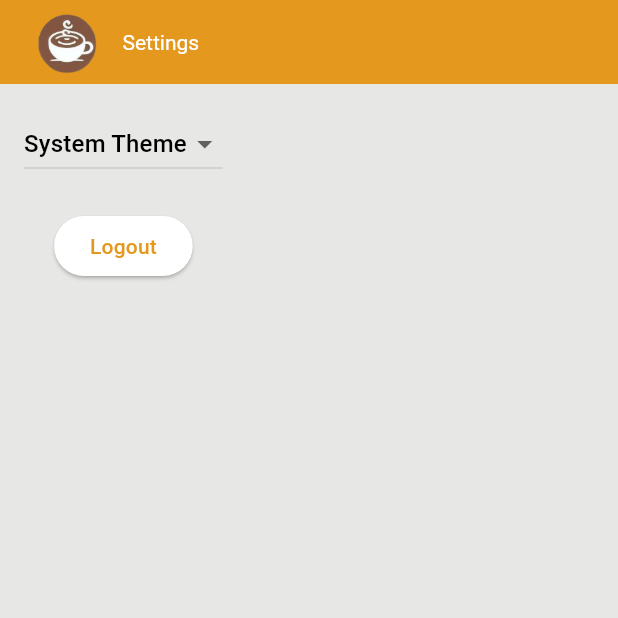
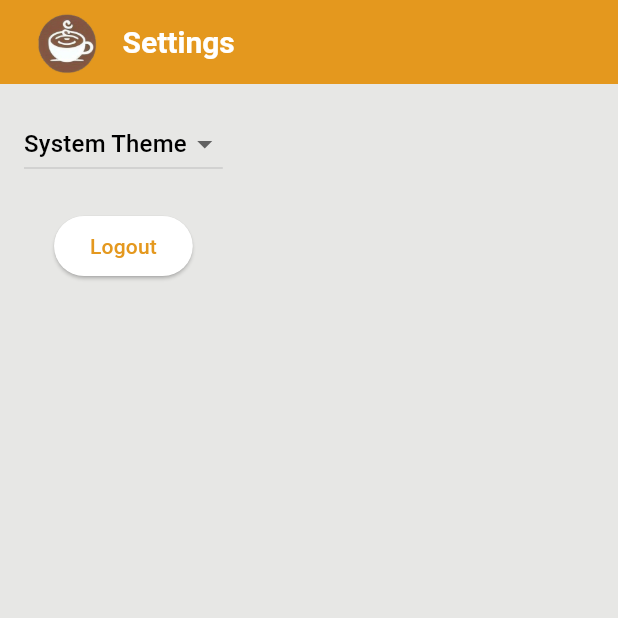
Before and after one commit to iTzGooDLife/neighborcafe, a Flutter app: the SettingsView screen opened by its route, on a phone screen of 412 x 824 dp, the top half of it. Run offline on Flutter 3.47's test engine with Material 3 defaults, Android fonts, the phone set to English and light mode, and no system bars; our stand-ins replace cloud_firestore, firebase_auth, firebase_core, flutter_dotenv, flutter_secure_storage, google_maps_flutter and 1 more; accounts and stored records are empty; generated files the repository leaves out were written again.

Commit message:
style: change style appbar text

```diff
--- a/neighborcafe/lib/src/settings/settings_view.dart
+++ b/neighborcafe/lib/src/settings/settings_view.dart
@@ -30,7 +30,11 @@ class SettingsView extends StatelessWidget {
               ),
             ),
             const SizedBox(width: 8.0), // Space between the image and title
-            const Text('Settings'),
+            const Text('Settings',
+                style: TextStyle(
+                  fontSize: 20,
+                  fontWeight: FontWeight.bold,
+                )),
           ],
         ),
       ),
```
